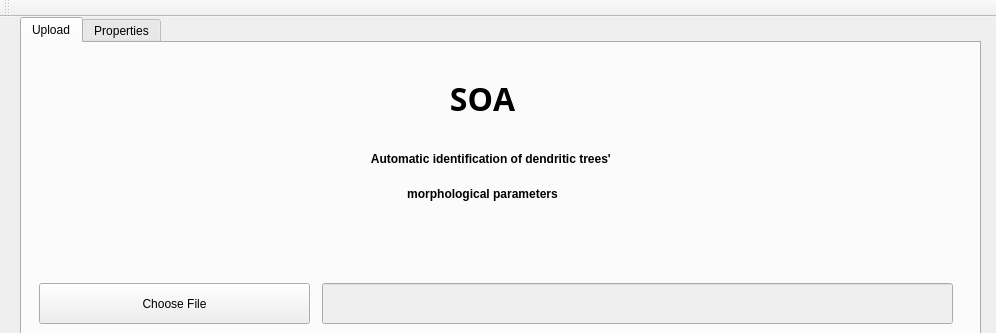
This is mainwindow.ui in inbar2748/DendriteProject as Qt 5 draws it before an edit; both pictures show x 0 to 996 and y 0 to 333 of the 996 by 820 pixel window. The edited form follows.
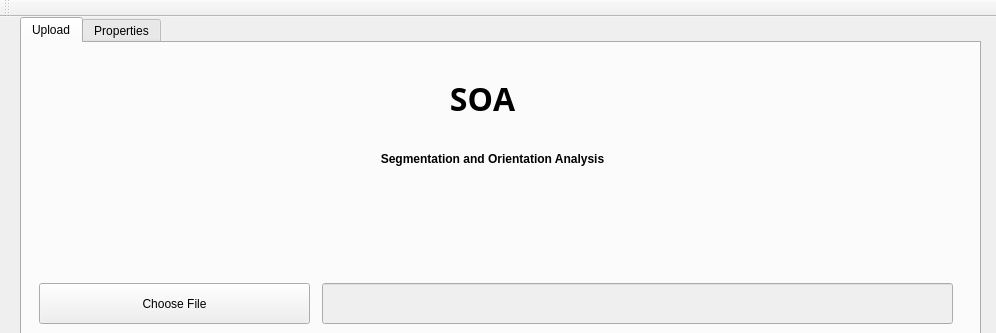
This is the edited form.

Commit message: update subtext main window gui

What changed in the file:
```diff
--- a/mainwindow.ui
+++ b/mainwindow.ui
@@ -166,29 +166,6 @@
        <set>Qt::AlignCenter</set>
       </property>
      </widget>
-     <widget class="QLabel" name="label_3">
-      <property name="geometry">
-       <rect>
-        <x>40</x>
-        <y>130</y>
-        <width>841</width>
-        <height>41</height>
-       </rect>
-      </property>
-      <property name="font">
-       <font>
-        <pointsize>9</pointsize>
-        <weight>75</weight>
-        <bold>true</bold>
-       </font>
-      </property>
-      <property name="text">
-       <string>morphological parameters</string>
-      </property>
-      <property name="alignment">
-       <set>Qt::AlignCenter</set>
-      </property>
-     </widget>
      <widget class="QLabel" name="label_4">
       <property name="geometry">
        <rect>
@@ -206,7 +183,7 @@
        </font>
       </property>
       <property name="text">
-       <string>Automatic identification of dendritic trees' </string>
+       <string>Segmentation and Orientation Analysis</string>
       </property>
       <property name="alignment">
        <set>Qt::AlignCenter</set>
```
The commit also changes 2 other files.
